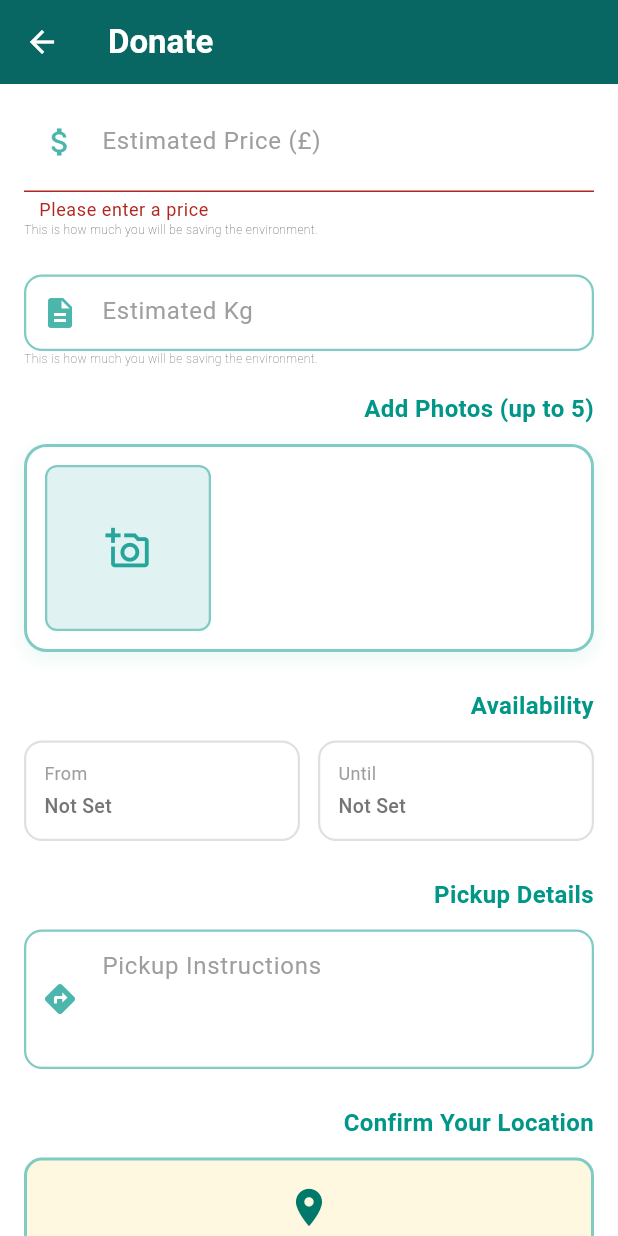
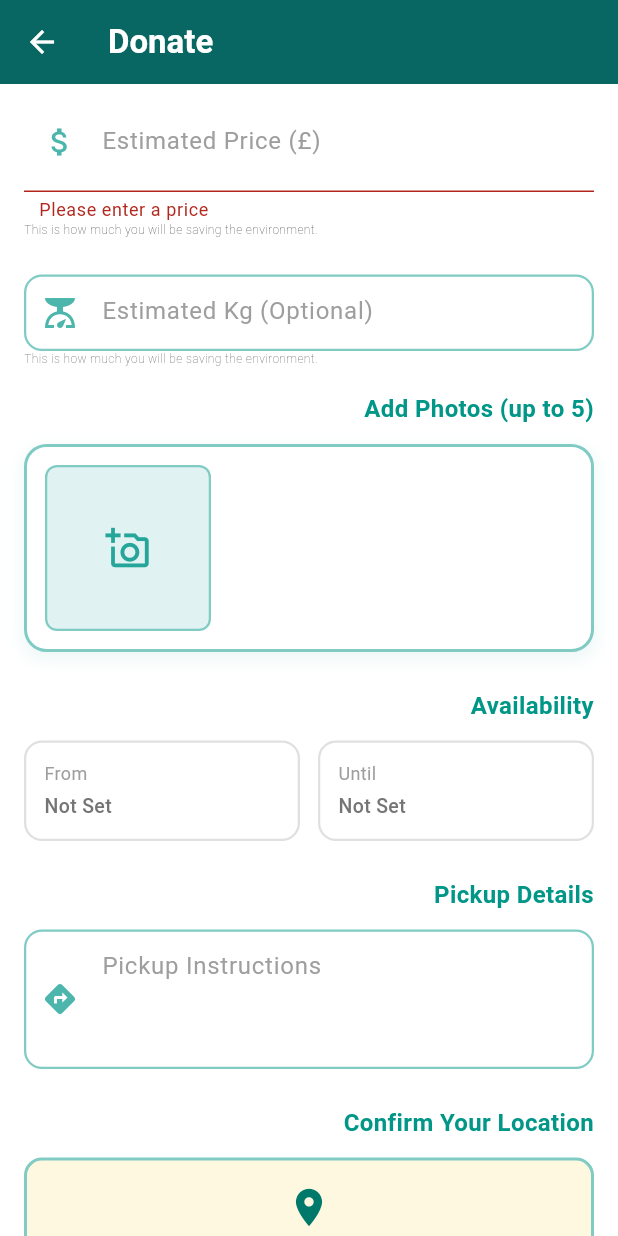
Before and after one commit to great01-cyber/student_unify, a Flutter app: the Donate screen opened directly, scrolled down 456 dp, after a tap on "Donate Now", on a phone screen of 412 x 824 dp. Run offline on Flutter 3.47's test engine with Material 3 defaults, Android fonts, the phone set to English and light mode, and no system bars; our stand-ins replace cloud_firestore, firebase_auth, firebase_core, firebase_storage, geocoding, geolocator and 3 more; missing offline and left inert: google_maps_places_autocomplete_widgets; accounts and stored records are empty; Roboto replaces fonts that are missing (Quicksand).

Commit message:
Initial Commmit

```diff
--- a/lib/listings/Donate.dart
+++ b/lib/listings/Donate.dart
@@ -5,6 +5,7 @@ import 'package:image_picker/image_picker.dart';
 import 'package:intl/intl.dart';
 
 // map selection page (should be returning either "lat,lng||address" or fallback address string)
+import '../Models/DonateModel.dart';
 import '../services/MapSelectionPage.dart';
 
 // Required for embedded map preview
@@ -13,9 +14,12 @@ import 'package:google_maps_flutter/google_maps_flutter.dart';
 // Persistence
 import 'package:shared_preferences/shared_preferences.dart';
 
+// Firebase imports
 import 'package:cloud_firestore/cloud_firestore.dart';
 import 'package:firebase_storage/firebase_storage.dart';
 import 'package:firebase_auth/firebase_auth.dart';
+
+// 🎯 Ensure this path matches where you saved your Donation model
 
 class Donate extends StatefulWidget {
   final String title;
@@ -35,13 +39,14 @@ class _DonateState extends State<Donate> {
   final List<XFile> _images = [];
   final ImagePicker _picker = ImagePicker();
 
-  // --- Controllers for Text Fields ---
-  final List<String> _category= const [
-    "Free Academic and study materials",
-    "Sport and Leisure",
-    "Clothing and Accessories",
-    "Dorm and Living essentials",
-    "Free Tech and Electronics",
+  // --- Controllers and Category State ---
+  final List<String> _category = const [
+    'Free Academic and Study Materials',
+    'Sport and Leisure Wears',
+    'Free Tech and Electronics',
+    'Free clothing and wears',
+    'Dorm and Essential things',
+    'Others',
   ];
   String? _selectedCategory;
   final _titleController = TextEditingController();
@@ -63,7 +68,6 @@ class _DonateState extends State<Donate> {
   final FirebaseStorage _storage = FirebaseStorage.instance;
 
   bool _isSubmitting = false;
-
 
   @override
   void initState() {
@@ -128,14 +132,22 @@ class _DonateState extends State<Donate> {
           CameraUpdate.newLatLngZoom(_selectedLatLng!, 15.0),
         );
       }
-      // ----------------- Firebase upload + save (auth enforced) -----------------
+    } catch (e) {
+      debugPrint('Failed to load saved location: $e');
+    }
+  }
+
+  // --- Firebase Storage and Location Persistence Helpers ---
+
   Future<List<String>> _uploadImagesToFirebase(String docId) async {
     final List<String> urls = [];
     for (var i = 0; i < _images.length; i++) {
       final XFile file = _images[i];
       final String fileName = DateTime.now().millisecondsSinceEpoch.toString() + '_' + file.name;
       final ref = _storage.ref().child('donations').child(docId).child(fileName);
-          final uploadTask = ref.putFile(File(file.path));
+
+      // Use putData for safer, platform-independent file upload
+      final uploadTask = ref.putData(await file.readAsBytes());
       final snapshot = await uploadTask.whenComplete(() {});
       final url = await snapshot.ref.getDownloadURL();
       urls.add(url);
@@ -148,11 +160,11 @@ class _DonateState extends State<Donate> {
     await prefs.setString('saved_pickup_location', value);
   }
 
+  // --- Form Submission Logic (Primary Action) ---
   Future<void> _submitForm() async {
     if (_isSubmitting) return;
     if (!_formKey.currentState!.validate()) return;
 
-        // require authenticated user (no extra login UI here)
     final user = FirebaseAuth.instance.currentUser;
     if (user == null) {
       ScaffoldMessenger.of(context).showSnackBar(
@@ -176,69 +188,68 @@ class _DonateState extends State<Donate> {
     }
 
     setState(() => _isSubmitting = true);
-
     // show progress
     showDialog(context: context, barrierDismissible: false, builder: (_) => WillPopScope(onWillPop: () async => false, child: const Center(child: CircularProgressIndicator())));
 
     try {
-          // try to read extra donor info from your users collection (if present)
-          String? donorName;
+      // 1. Get donor info (optional, but good practice)
+      String? donorName = user.displayName;
       try {
         final userDoc = await _firestore.collection('users').doc(user.uid).get();
         if (userDoc.exists) {
-              final data = userDoc.data();
-              donorName = (data != null && data['displayName'] != null) ? data['displayName'] as String : user.displayName;
-            } else {
-              donorName = user.displayName;
+          donorName = userDoc.data()?['displayName'] as String? ?? user.displayName;
         }
       } catch (e) {
-            donorName = user.displayName;
+        // Fallback to Firebase Auth display name
       }
 
-          // prepare doc id
+      // 2. Prepare Firestore document ID
       final String docId = _firestore.collection('donations').doc().id;
 
-          // upload images
+      // 3. Upload images
       final imageUrls = await _uploadImagesToFirebase(docId);
 
-          // build donation data with donor info (from auth + users collection)
-          final Map<String, dynamic> donationData = {
-            'category': _selectedCategory ?? 'Unspecified',
-            'title': _titleController.text.trim(),
-            'description': _descController.text.trim(),
-            'price': double.tryParse(_priceController.text),
-            'kg': double.tryParse(_kgController.text),
-            'imageUrls': imageUrls,
-            'availableFrom': _availableFrom?.toIso8601String(),
-            'availableUntil': _availableUntil?.toIso8601String(),
-            'instructions': _instructionsController.text.trim(),
-            'locationAddress': _selectedLocationInfo,
-            'latitude': _selectedLatLng?.latitude,
-            'longitude': _selectedLatLng?.longitude,
-            'createdAt': DateTime.now().toIso8601String(),
-            // donor info:
-            'donorId': user.uid,
-            'donorEmail': user.email,
-            'donorName': donorName,
-            'id': docId,
-          };
+      // 4. Create Donation Model Instance (using the clean data structure)
+      final newDonation = Donation(
+        id: docId,
+        category: _selectedCategory ?? 'Unspecified',
+        title: _titleController.text.trim(),
+        description: _descController.text.trim(),
+        price: double.tryParse(_priceController.text),
+        kg: double.tryParse(_kgController.text),
+        imageUrls: imageUrls,
+        availableFrom: _availableFrom,
+        availableUntil: _availableUntil,
+        instructions: _instructionsController.text.trim(),
+        locationAddress: _selectedLocationInfo,
+        latitude: _selectedLatLng?.latitude,
+        longitude: _selectedLatLng?.longitude,
+      );
 
-          // save to firestore under docId
+      // 5. Convert model to Firestore-ready map (using toJson/toMap)
+      final Map<String, dynamic> donationData = newDonation.toJson();
+
+      // 6. Add donor metadata which isn't part of the core Donation model
+      donationData['donorId'] = user.uid;
+      donationData['donorEmail'] = user.email;
+      donationData['donorName'] = donorName;
+
+      // 7. Save to Firestore
       await _firestore.collection('donations').doc(docId).set(donationData);
 
-          // persist location locally
+      // 8. Persist location locally
       final locString = _selectedLatLng != null
           ? '${_selectedLatLng!.latitude},${_selectedLatLng!.longitude}||${_selectedLocationInfo ?? ''}'
           : (_selectedLocationInfo ?? '');
       await _persistLocationString(locString);
 
-          // done
+      // 9. Done
       Navigator.of(context).pop(); // close progress
       setState(() => _isSubmitting = false);
 
       ScaffoldMessenger.of(context).showSnackBar(SnackBar(content: const Text('Donation submitted!'), backgroundColor: Colors.green.shade700));
 
-          // clear form (keeps location persisted)
+      // clear form
       setState(() {
         _images.clear();
         _selectedCategory = null;
@@ -255,12 +266,14 @@ class _DonateState extends State<Donate> {
       ScaffoldMessenger.of(context).showSnackBar(SnackBar(content: Text('Failed to submit donation: $e'), backgroundColor: Colors.red.shade700));
     }
   }
-    } catch (e) {
-      debugPrint('Failed to load saved location: $e');
-    }
-  }
 
-  // --- Text Style Helpers ---
+  // --- Color and Style Constants (Teal & Amber Scheme) ---
+  static final Color _primaryColor = Colors.teal.shade700;
+  static final Color _accentColor = Colors.teal.shade300;
+  static final Color _headerColor = Colors.teal.shade800;
+  static final Color _locationBgColor = Colors.amber.shade50;
+  static final Color _locationConfirmedBgColor = Colors.teal.shade50;
+
   static const TextStyle _labelStyle = TextStyle(
     fontFamily: 'Quicksand',
     fontWeight: FontWeight.w600,
@@ -283,7 +296,7 @@ class _DonateState extends State<Donate> {
     return InputDecoration(
       labelText: label,
       labelStyle: _hintStyle,
-      prefixIcon: Icon(icon, color: Colors.teal.shade300),
+      prefixIcon: Icon(icon, color: _accentColor),
       contentPadding: const EdgeInsets.symmetric(vertical: 15.0, horizontal: 10.0),
       enabledBorder: OutlineInputBorder(
         borderRadius: BorderRadius.circular(12),
@@ -291,7 +304,7 @@ class _DonateState extends State<Donate> {
       ),
       focusedBorder: OutlineInputBorder(
         borderRadius: BorderRadius.circular(12),
-        borderSide: const BorderSide(color: Colors.teal, width: 2.0),
+        borderSide: BorderSide(color: _primaryColor, width: 2.0),
       ),
     );
   }
@@ -304,7 +317,7 @@ class _DonateState extends State<Donate> {
           widget.title,
           style: const TextStyle(fontFamily: 'Quicksand', fontWeight: FontWeight.bold),
         ),
-        backgroundColor: Colors.teal.shade800,
+        backgroundColor: _headerColor,
         foregroundColor: Colors.white,
       ),
       backgroundColor: Colors.white,
@@ -317,17 +330,7 @@ class _DonateState extends State<Donate> {
             child: Column(
               crossAxisAlignment: CrossAxisAlignment.stretch,
               children: [
-                // --- Title Field ---
-                _buildSectionHeader("Item Details"),
-                TextFormField(
-                  controller: _titleController,
-                  style: _inputStyle,
-                  decoration: _fancifulDecoration("Please enter the name of the item you are given out.", Icons.title),
-                  validator: (val) => val!.isEmpty ? "Please enter a title" : null,
-                ),
-                const SizedBox(height: 16),
-
-                // --- Category Field ---
+                // --- Category Field (Dropdown) ---
                 _buildSectionHeader("Item Category"),
                 DropdownButtonFormField<String>(
                   value: _selectedCategory,
@@ -353,6 +356,16 @@ class _DonateState extends State<Donate> {
                 ),
                 const SizedBox(height: 16),
 
+                // --- Title Field (Detailed Name) ---
+                _buildSectionHeader("Item Name"),
+                TextFormField(
+                  controller: _titleController,
+                  style: _inputStyle,
+                  decoration: _fancifulDecoration("Enter the specific item name", Icons.title),
+                  validator: (val) => val!.isEmpty ? "Please enter a detailed item name" : null,
+                ),
+                const SizedBox(height: 16),
+
                 // --- Description Field ---
                 TextFormField(
                   controller: _descController,
@@ -375,14 +388,14 @@ class _DonateState extends State<Donate> {
                 Text("This is how much you will be saving the environment.", style: TextStyle(fontSize: 8, fontFamily: 'Quicksand',fontWeight: FontWeight.w100, color: Colors.black),),
                 const SizedBox(height: 24),
 
-                // --- Description Field ---
+                // --- Estimated Kg Field ---
                 TextFormField(
                   controller: _kgController,
                   style: _inputStyle,
                   keyboardType: const TextInputType.numberWithOptions(decimal: true),
-                  decoration: _fancifulDecoration("Estimated Kg", Icons.description)
+                  decoration: _fancifulDecoration("Estimated Kg (Optional)", Icons.scale)
                       .copyWith(alignLabelWithHint: true),
-                  //validator: (val) => val!.isEmpty ? "Please enter a description" : null,
+                  // validator is optional as it is not required
                 ),
                 Text("This is how much you will be saving the environment.", style: TextStyle(fontSize: 8, fontFamily: 'Quicksand',fontWeight: FontWeight.w100 ),),
                 const SizedBox(height: 16),
@@ -429,19 +442,22 @@ class _DonateState extends State<Donate> {
 
                 // --- Submit Button ---
                 ElevatedButton.icon(
-                  onPressed: _submitForm,
+                  onPressed: _isSubmitting ? null : _submitForm, // Disable when submitting
                   style: ElevatedButton.styleFrom(
-                    backgroundColor: Colors.teal.shade700,
+                    backgroundColor: _primaryColor,
                     padding: const EdgeInsets.symmetric(vertical: 16),
                     shape: RoundedRectangleBorder(
                       borderRadius: BorderRadius.circular(30),
                     ),
                     elevation: 5,
+                    disabledBackgroundColor: Colors.grey, // Visual feedback for disabled state
                   ),
-                  icon: const Icon(Icons.send, color: Colors.white),
-                  label: const Text(
-                    'Donate Now',
-                    style: TextStyle(
+                  icon: _isSubmitting
+                      ? const SizedBox(width: 24, height: 24, child: CircularProgressIndicator(color: Colors.white, strokeWidth: 2))
+                      : const Icon(Icons.send, color: Colors.white),
+                  label: Text(
+                    _isSubmitting ? 'Submitting...' : 'Donate Now',
+                    style: const TextStyle(
                       fontFamily: 'Quicksand',
                       fontSize: 16,
                       fontWeight: FontWeight.bold,
@@ -515,7 +531,7 @@ class _DonateState extends State<Donate> {
         height: 180,
         padding: const EdgeInsets.all(8.0),
         decoration: BoxDecoration(
-          color: Colors.white,
+          color: _locationConfirmedBgColor, // Use confirmed color
           borderRadius: BorderRadius.circular(12),
           border: Border.all(
             color: Colors.teal.shade200,
@@ -544,6 +560,8 @@ class _DonateState extends State<Donate> {
                   },
                   myLocationEnabled: false,
                   zoomControlsEnabled: false,
+                  // Disable map interactions to make it a static preview
+                  gestureRecognizers: {},
                 ),
               ),
             ),
@@ -552,8 +570,8 @@ class _DonateState extends State<Donate> {
               children: [
                 Expanded(
                   child: Text(
-                    _selectedLocationInfo ?? '',
-                    style: _inputStyle.copyWith(color: Colors.teal.shade700),
+                    _selectedLocationInfo ?? 'Location Confirmed',
+                    style: _inputStyle.copyWith(color: Colors.teal.shade700, fontWeight: FontWeight.bold),
                     overflow: TextOverflow.ellipsis,
                   ),
                 ),
@@ -567,7 +585,7 @@ class _DonateState extends State<Donate> {
                     _handleMapResult(result);
                   },
                   icon: const Icon(Icons.edit_location, color: Colors.teal),
-                  label: const Text("Change", style: TextStyle(color: Colors.teal)),
+                  label: const Text("Change", style: TextStyle(color: Colors.teal, fontFamily: 'Quicksand')),
                 ),
               ],
             ),
@@ -576,13 +594,9 @@ class _DonateState extends State<Donate> {
       );
     }
 
-    // Default (no coordinates): show tappable card (same look as before)
+    // Default (no coordinates): show tappable card
     return InkWell(
       onTap: () async {
-        // Navigate to the map page. Prefer MapSelectionPage to return:
-        // - "lat,lng||address" (recommended), OR
-        // - "lat,lng" OR
-        // - "address string"
         final result = await Navigator.push<String>(
           context,
           MaterialPageRoute(builder: (context) => const MapSelectionPage()),
@@ -595,7 +609,7 @@ class _DonateState extends State<Donate> {
         width: double.infinity,
         padding: const EdgeInsets.all(16.0),
         decoration: BoxDecoration(
-          color: Colors.amber.shade50,
+          color: _locationBgColor,
           borderRadius: BorderRadius.circular(12),
           border: Border.all(
             color: Colors.teal.shade200,
@@ -700,49 +714,6 @@ class _DonateState extends State<Donate> {
     });
   }
 
-  // --- Form Submission Logic ---
-  void _submitForm() {
-    if (_formKey.currentState!.validate()) {
-      if (_images.isEmpty) {
-        ScaffoldMessenger.of(context).showSnackBar(
-          SnackBar(
-            content: const Text('Please add at least one image.', style: TextStyle(fontFamily: 'Quicksand')),
-            backgroundColor: Colors.red.shade700,
-          ),
-        );
-        return;
-      }
-
-      if (_selectedLocationInfo == null) {
-        ScaffoldMessenger.of(context).showSnackBar(
-          SnackBar(
-            content: const Text('Please confirm your location.', style: TextStyle(fontFamily: 'Quicksand')),
-            backgroundColor: Colors.red.shade700,
-          ),
-        );
-        return;
-      }
-
-      // If all checks pass:
-      print("--- DONATION FORM DATA ---");
-      print("Title: ${_titleController.text}");
-      print("Description: ${_descController.text}");
-      print("Price: ${_priceController.text}");
-      print("Images: ${_images.length} images");
-      print("Available From: $_availableFrom");
-      print("Available Until: $_availableUntil");
-      print("Instructions: ${_instructionsController.text}");
-      print("Location: $_selectedLocationInfo (coords: $_selectedLatLng)");
-
-      ScaffoldMessenger.of(context).showSnackBar(
-        SnackBar(
-          content: const Text('Donation submitted! (Check console)', style: TextStyle(fontFamily: 'Quicksand')),
-          backgroundColor: Colors.green.shade700,
-        ),
-      );
-    }
-  }
-
   // --- Image Picker Logic (Functions) ---
   void _showImagePickerSheet() {
     showModalBottomSheet(
@@ -827,7 +798,7 @@ class _DonateState extends State<Donate> {
   }
 }
 
-// --- Image Uploader Helper Widgets ---
+// --- Image Uploader Helper Widgets (Unchanged) ---
 class AddImageButton extends StatelessWidget {
   final VoidCallback onPressed;
   const AddImageButton({super.key, required this.onPressed});
```
Also changed, not shown: lib/Home/widgets/HomeContentPage.dart (+6 -6 lines), lib/Home/widgets/scrolling.dart (+159 -351 lines). Lines whose indentation alone changed are shown as unchanged.
